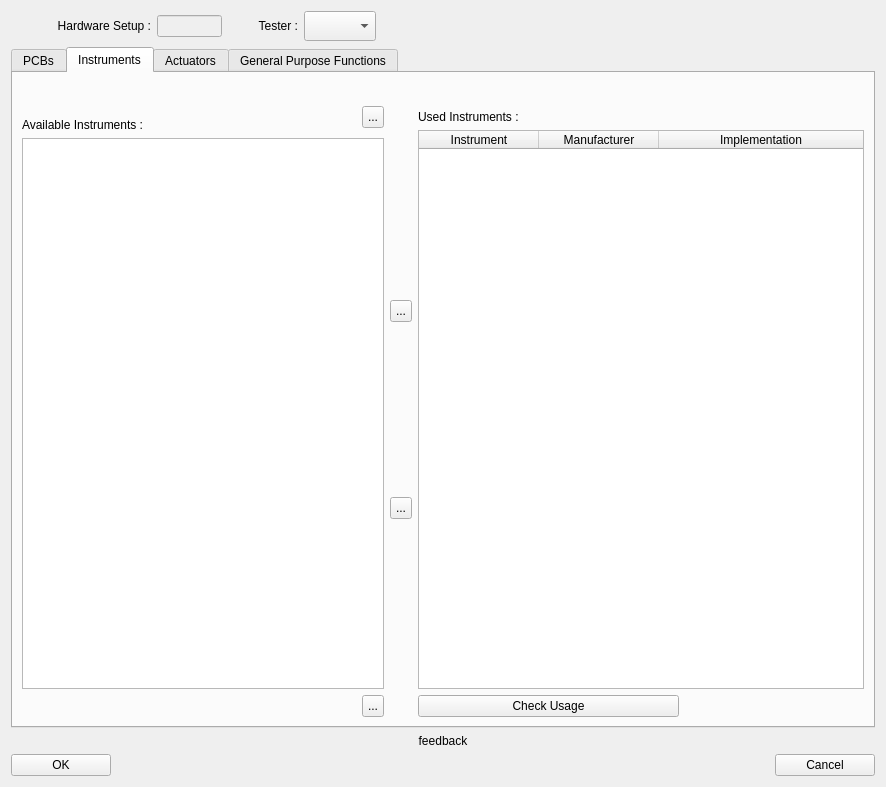
Old version of the form src/ATE_spyder/ate_spyder/widgets/actions_on/hardwaresetup/HardwareWizard.ui in the repository Semi-ATE/Semi-ATE.
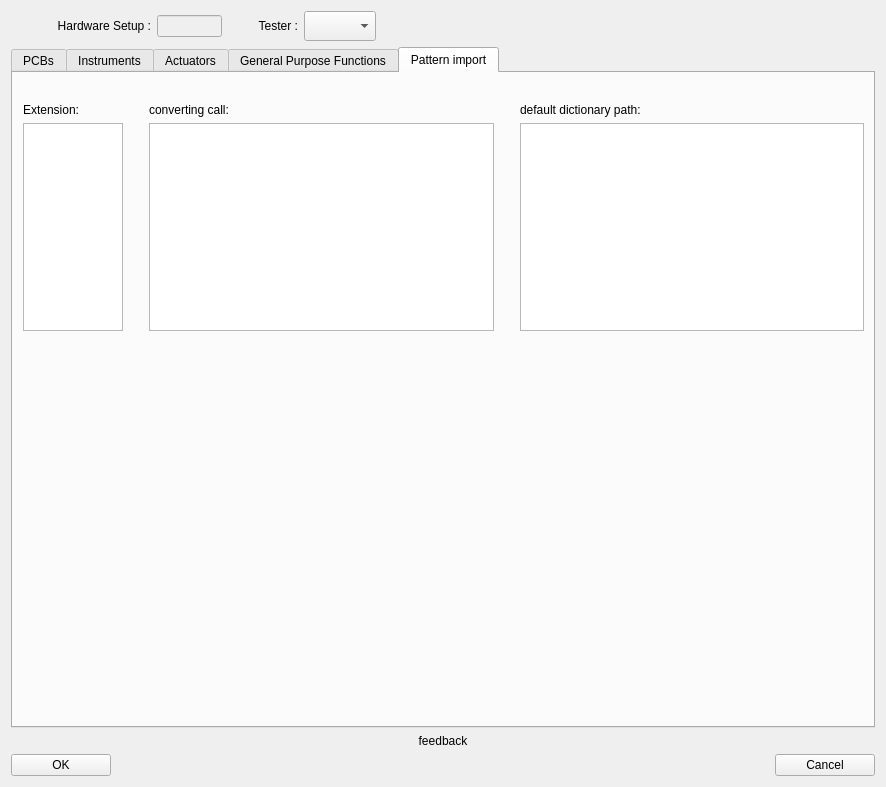
New version of the form.

Commit message: add widget for pattern_import in hardwaresetups

Patch:
```diff
--- a/src/ATE_spyder/ate_spyder/widgets/actions_on/hardwaresetup/HardwareWizard.ui
+++ b/src/ATE_spyder/ate_spyder/widgets/actions_on/hardwaresetup/HardwareWizard.ui
@@ -178,7 +178,7 @@
         </size>
        </property>
        <property name="currentIndex">
-        <number>1</number>
+        <number>4</number>
        </property>
        <widget class="QWidget" name="pcbsTab">
         <attribute name="title">
@@ -2088,6 +2088,156 @@
          </item>
         </layout>
        </widget>
+       <widget class="QWidget" name="patternImportTab">
+        <attribute name="title">
+         <string>Pattern import</string>
+        </attribute>
+        <widget class="QWidget" name="layoutWidget">
+         <property name="geometry">
+          <rect>
+           <x>10</x>
+           <y>10</y>
+           <width>841</width>
+           <height>248</height>
+          </rect>
+         </property>
+         <layout class="QVBoxLayout" name="verticalLayout_13">
+          <item>
+           <layout class="QHBoxLayout" name="horizontalLayout_11">
+            <item>
+             <spacer name="horizontalSpacer_20">
+              <property name="orientation">
+               <enum>Qt::Horizontal</enum>
+              </property>
+              <property name="sizeType">
+               <enum>QSizePolicy::Maximum</enum>
+              </property>
+              <property name="sizeHint" stdset="0">
+               <size>
+                <width>30</width>
+                <height>20</height>
+               </size>
+              </property>
+             </spacer>
+            </item>
+            <item>
+             <spacer name="horizontalSpacer_21">
+              <property name="orientation">
+               <enum>Qt::Horizontal</enum>
+              </property>
+              <property name="sizeHint" stdset="0">
+               <size>
+                <width>100</width>
+                <height>20</height>
+               </size>
+              </property>
+             </spacer>
+            </item>
+           </layout>
+          </item>
+          <item>
+           <layout class="QHBoxLayout" name="horizontalLayout_9">
+            <item>
+             <layout class="QVBoxLayout" name="verticalLayout_9">
+              <property name="sizeConstraint">
+               <enum>QLayout::SetMaximumSize</enum>
+              </property>
+              <item>
+               <widget class="QLabel" name="Extension_label">
+                <property name="maximumSize">
+                 <size>
+                  <width>16777215</width>
+                  <height>16777215</height>
+                 </size>
+                </property>
+                <property name="text">
+                 <string>Extension:</string>
+                </property>
+               </widget>
+              </item>
+              <item>
+               <widget class="QListWidget" name="importextension_list">
+                <property name="sizePolicy">
+                 <sizepolicy hsizetype="Maximum" vsizetype="Expanding">
+                  <horstretch>0</horstretch>
+                  <verstretch>0</verstretch>
+                 </sizepolicy>
+                </property>
+                <property name="maximumSize">
+                 <size>
+                  <width>100</width>
+                  <height>16777215</height>
+                 </size>
+                </property>
+               </widget>
+              </item>
+             </layout>
+            </item>
+            <item>
+             <spacer name="horizontalSpacer_11">
+              <property name="orientation">
+               <enum>Qt::Horizontal</enum>
+              </property>
+              <property name="sizeType">
+               <enum>QSizePolicy::Maximum</enum>
+              </property>
+              <property name="sizeHint" stdset="0">
+               <size>
+                <width>20</width>
+                <height>20</height>
+               </size>
+              </property>
+             </spacer>
+            </item>
+            <item>
+             <layout class="QVBoxLayout" name="verticalLayout_11">
+              <item>
+               <widget class="QLabel" name="Convert_label">
+                <property name="text">
+                 <string>converting call:</string>
+                </property>
+               </widget>
+              </item>
+              <item>
+               <widget class="QListWidget" name="importconvert_list"/>
+              </item>
+             </layout>
+            </item>
+            <item>
+             <spacer name="horizontalSpacer_10">
+              <property name="orientation">
+               <enum>Qt::Horizontal</enum>
+              </property>
+              <property name="sizeType">
+               <enum>QSizePolicy::Maximum</enum>
+              </property>
+              <property name="sizeHint" stdset="0">
+               <size>
+                <width>20</width>
+                <height>20</height>
+               </size>
+              </property>
+             </spacer>
+            </item>
+            <item>
+             <layout class="QVBoxLayout" name="verticalLayout_12">
+              <item>
+               <widget class="QLabel" name="defaultdictionary_label">
+                <property name="text">
+                 <string>default dictionary path:</string>
+                </property>
+               </widget>
+              </item>
+              <item>
+               <widget class="QListWidget" name="importdefaultpath_list"/>
+              </item>
+             </layout>
+            </item>
+           </layout>
+          </item>
+         </layout>
+        </widget>
+       </widget>
       </widget>
      </item>
      <item>
```
Left out of the diff: 8 changed lines with no effect on the pictures. The commit also changes 13 other files.
